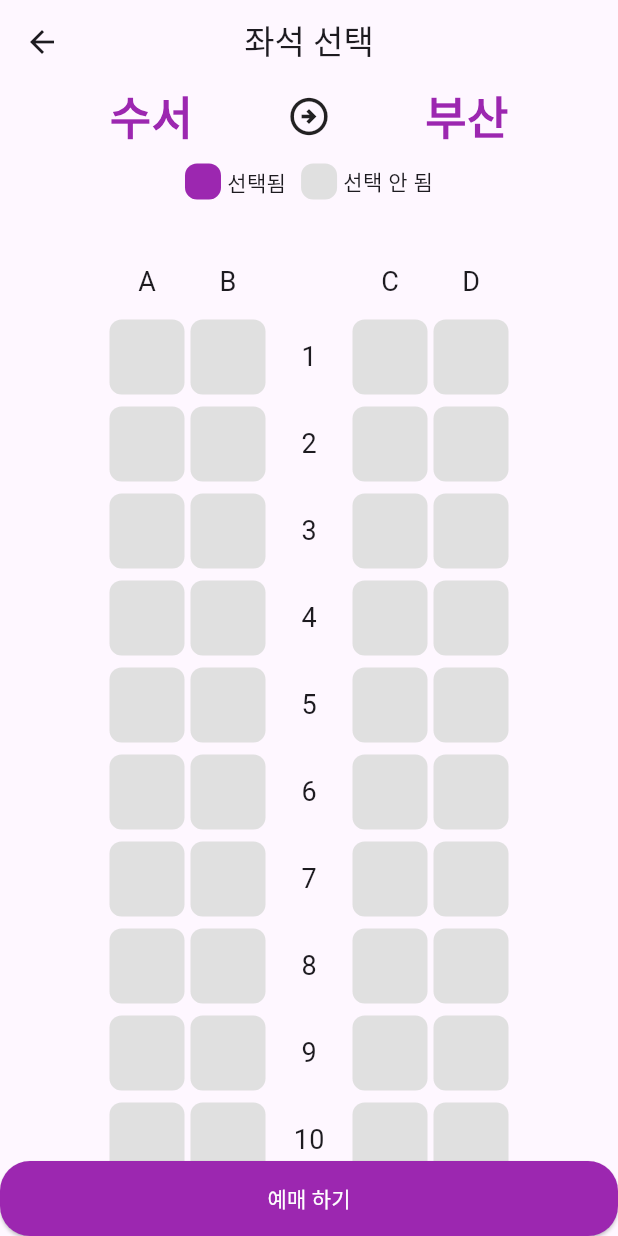
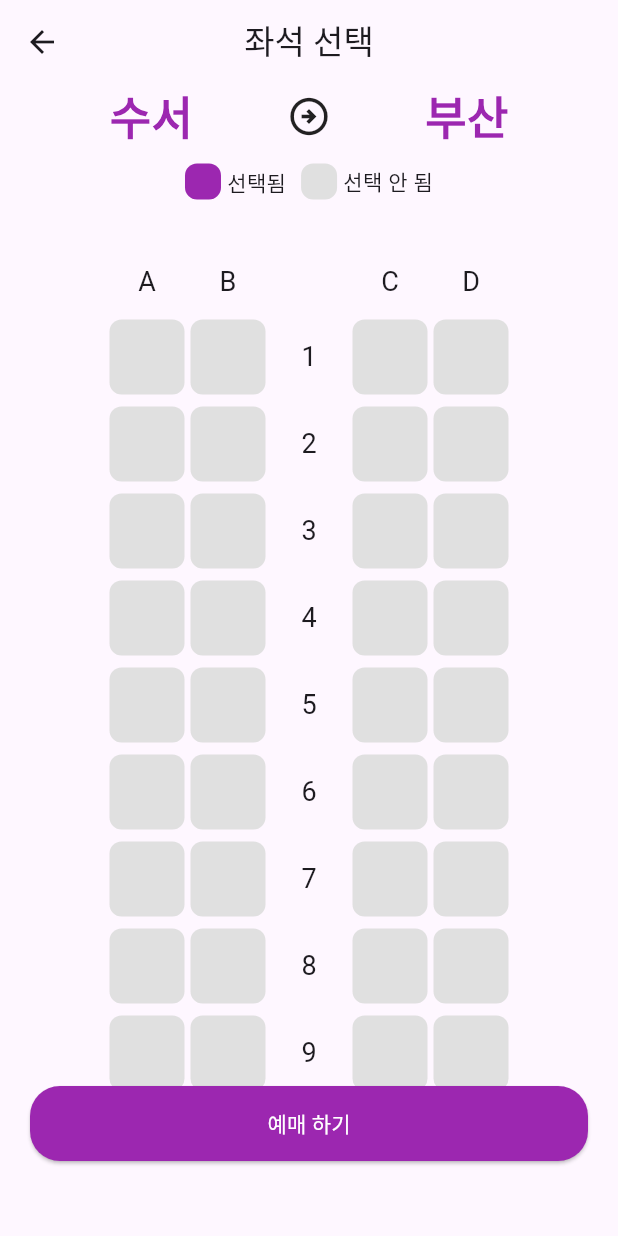
Before and after one commit to Kihwan-dev/flutter_train_app, a Flutter app: the SeatPage screen opened directly, on a phone screen of 412 x 824 dp. Run offline on Flutter 3.47's test engine with Material 3 defaults, Android fonts, the phone set to English and light mode, and no system bars.

Commit message:
[feat] Update SeatPage   - add padding to bottom button

```diff
--- a/lib/Pages/Seat/seat_page.dart
+++ b/lib/Pages/Seat/seat_page.dart
@@ -6,8 +6,9 @@ class SeatPage extends StatelessWidget {
   Widget build(BuildContext context) {
     return Scaffold(
       appBar: BasicTitleAppBar(appBarTitleText: "좌석 선택", isBackOn: true),
-      bottomNavigationBar: SizedBox(
-        height: 50,
+      bottomNavigationBar: Container(
+        padding: EdgeInsets.fromLTRB(20, 0, 20, 50),
+        height: 100,
         width: double.infinity,
         child: ElevatedButton(
           onPressed: () {},
```
